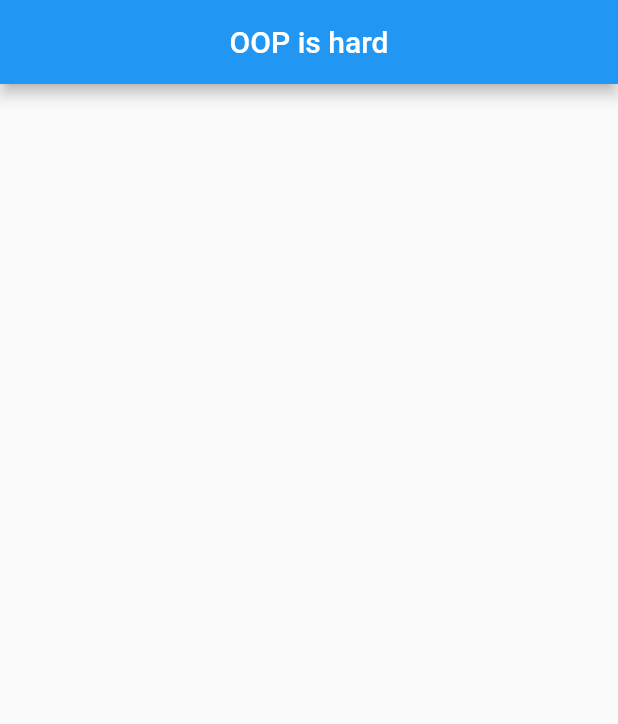
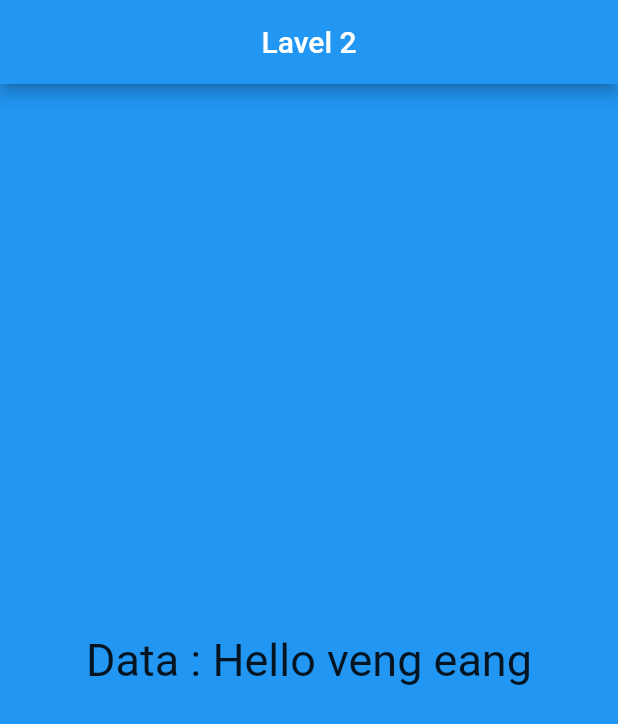
Before and after one commit to VengEang/flutter-one-sala-lavel2, a Flutter app: the screen it shows after launch, on a phone screen of 412 x 824 dp. Shown: the top 724 px of the screen. Run offline on Flutter 3.47's test engine with Material 2 defaults, Android fonts, the phone set to English and light mode, and no system bars.

Commit message:
modified :lib/main.dart 'add FutureBuild widget'

```diff
--- a/lib/main.dart
+++ b/lib/main.dart
@@ -11,53 +11,20 @@ class MyApp extends StatefulWidget {
 
 class _MyAppState extends State<MyApp> {
 
-  Future<int> bouk(int a,int b){
-    int h=a+b;
-    return Future.value(h);
+  Future<int> add(int a,int b){
+    return Future.delayed(Duration(milliseconds:10000),()=>a+b);
   }
-  void sayHello(name){
-    print("Hello $name");
+  Future<String> someFunction(name){
+    Future<String> myName=Future.delayed(Duration(seconds: 3),(){
+      return "Hello $name";
+    });
+    return myName;
   }
-  Future sayHi(name){
-    print("Hi $name");
-  }
-  Future sum(int a,int b){
-    print("$a + $b = ${a+b}");
-  }
-  Future<int> add(int a,int b){
-    return Future.value(a+b);
-  }
-  Future<double> mulDiv({num1,num2,num3}){
-    int a=num1+num2;
-    double b=a/num3;
-    return Future.value(b);
-  }
-
-  Future<double> div1(double a,double b){
-    double c=a*b;
-    return Future.value(c);
-  }
-  _initWork()async{
-    int buklek=await bouk(1000, 3000);
-    print(buklek);
-    double result=await div1(20, 60);
-    print("hadlfj is $result");
-    sayHello("vengeang");
-    int r=await add(10,30);
-    print("re is $r");
-    sayHi("vengeang");
-    sum(10, 20);
-    add(20, 30).then((value) => print(value));
-    mulDiv(num1: 10,num2: 20,num3: 30).then((value) {
-      print("Result is $value");
-    });
-}
 
 
   @override
   void initState() {
     super.initState();
-    _initWork();
   }
 
   @override
@@ -66,12 +33,68 @@ class _MyAppState extends State<MyApp> {
     return MaterialApp(
       home: Scaffold(
         appBar: AppBar(
-          title: Text("OOP is hard"),
+          title: Text("Lavel 2"),
           centerTitle: true,
         ),
-        body: Container(),
+        body: _buildBody2,
+    ),
+    );
+  }
+  get _buildBody{
+    return Container(
+      alignment: Alignment.center,
+      child: FutureBuilder(
+        future: add(10, 20),
+        builder: (context,snapshot){
+          if(snapshot.hasError)
+            return Center(
+                child: Text("Error = ${snapshot.error}",
+                  style: TextStyle(fontSize: 30),
+                )
+            );
+          else{
+            if(snapshot.connectionState==ConnectionState.done){
+              return Center(
+                child: Text(
+                  "Data = ${snapshot.data}",
+                  style: TextStyle(fontSize: 30),
+                ),
+              );
+            }
+            else{
+              // return CircularProgressIndicator();
+              return Text("Loading....");
+            }
+          }
+        },
       ),
     );
-
+  }
+  get _buildBody2{
+    return Container(
+      color: Colors.blue,
+      // alignment: Alignment.center,
+      child: FutureBuilder(
+        future: someFunction("veng eang"),
+        builder: (context,snapshot){
+          if(snapshot.hasError){
+            return Center(
+              child: Text("Error = ${snapshot.hasError}",
+              style: TextStyle(fontSize: 30),),
+            );
+          }
+          else{
+            if(snapshot.connectionState==ConnectionState.done)
+              return Center(
+                child: Text("Data : ${snapshot.data}",
+                style: TextStyle(fontSize: 30),),
+              );
+            else{
+              return Center(child: CircularProgressIndicator(backgroundColor: Colors.black,));
+            }
+          }
+        },
+      ),
+    );
   }
 }
```
